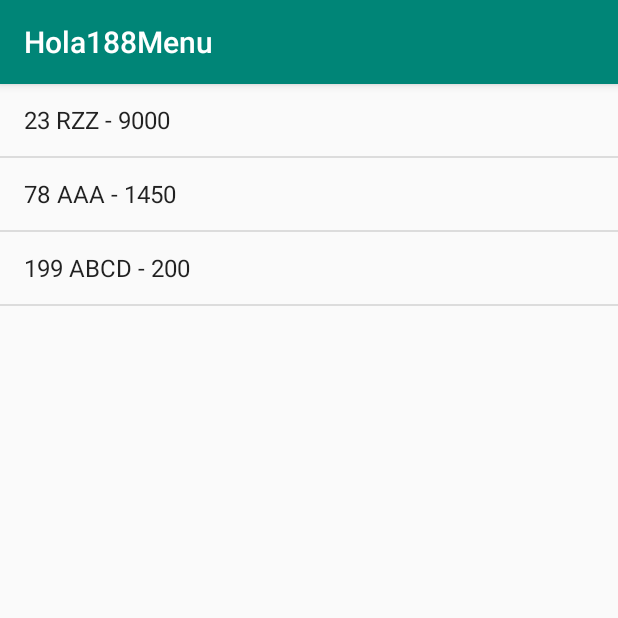
After one commit to zavaletamx/demojuegosdapps188, an Android app: the EjemploABCActivity screen opened directly, with no data from a screen before it, on a phone screen of 412 x 824 dp, the top half of it. The commit adds this screen. Run offline under Robolectric (Android 15) with nearby library versions, the phone set to English and light mode, and no system bars.

Commit message:
Ejemplo Base para eventos Click y Long Click

```diff
--- /dev/null
+++ b/app/src/main/java/mx/uteq/dapps/hola188menu/EjemploABCActivity.java
@@ -0,0 +1,95 @@
+package mx.uteq.dapps.hola188menu;
+
+import androidx.appcompat.app.AlertDialog;
+import androidx.appcompat.app.AppCompatActivity;
+import androidx.swiperefreshlayout.widget.SwipeRefreshLayout;
+
+import android.content.DialogInterface;
+import android.os.Bundle;
+import android.view.View;
+import android.widget.AdapterView;
+import android.widget.ArrayAdapter;
+import android.widget.ListView;
+import android.widget.Toast;
+
+import java.util.ArrayList;
+import java.util.List;
+
+public class EjemploABCActivity extends AppCompatActivity {
+
+    private List<String> contenidoLista;
+    private ListView lvABC;
+    private ArrayAdapter adaptador;
+    private SwipeRefreshLayout srlABC;
+
+    @Override
+    protected void onCreate(Bundle savedInstanceState) {
+        super.onCreate(savedInstanceState);
+        setContentView(R.layout.activity_ejemplo_a_b_c);
+
+        contenidoLista = new ArrayList();
+        lvABC = findViewById(R.id.lv_abc);
+        srlABC = findViewById(R.id.srl_abc);
+
+        contenidoLista.add("23 RZZ - 9000");
+        contenidoLista.add("78 AAA - 1450");
+        contenidoLista.add("199 ABCD - 200");
+
+        adaptador = new ArrayAdapter(
+                this,
+                android.R.layout.simple_list_item_1,
+                contenidoLista
+        );
+
+        lvABC.setAdapter(adaptador);
+
+        /*
+        Click
+         */
+        lvABC.setOnItemClickListener(new AdapterView.OnItemClickListener() {
+            @Override
+            public void onItemClick(AdapterView<?> parent, View view, int position, long id) {
+                String valorSeleccionado = lvABC.getItemAtPosition(position).toString();
+                //INDEXOF, regresa la pos de un caracter en una cadena de texto
+                //Toast.makeText(EjmploABCActivity.this, valorSeleccionado.indexOf(" ")+"", Toast.LENGTH_SHORT).show();
+
+                //substring, retorna una porción de un string en las coordenadas indicadas
+                String usuarioId = valorSeleccionado.substring(0,valorSeleccionado.indexOf(" "));
+                Toast.makeText(EjemploABCActivity.this, usuarioId, Toast.LENGTH_SHORT).show();
+
+                //A OTRA VENTANA PASANDO PUTEXTRA EL ID
+                //VOLLEY Y MOSTRAR EL MISMO FORMULARIO DE INSERTAR CON LOS VALORES
+
+            }
+        });
+
+        /*
+        LongClick
+         */
+        lvABC.setOnItemLongClickListener(new AdapterView.OnItemLongClickListener() {
+            @Override
+            public boolean onItemLongClick(AdapterView<?> parent, View view, int position, long id) {
+                String valorSeleccionado = lvABC.getItemAtPosition(position).toString();
+                String usuarioId = valorSeleccionado.substring(0,valorSeleccionado.indexOf(" "));
+                Toast.makeText(EjemploABCActivity.this, usuarioId, Toast.LENGTH_SHORT).show();
+
+                AlertDialog.Builder alert = new AlertDialog.Builder(EjemploABCActivity.this);
+                alert.setTitle("¡Hey!")
+                        .setMessage("¿Deseas eliminar a "+valorSeleccionado+"?")
+                        .setCancelable(false)
+                        .setIcon(android.R.drawable.ic_delete)
+                        .setPositiveButton("Si", new DialogInterface.OnClickListener() {
+                            @Override
+                            public void onClick(DialogInterface dialog, int which) {
+                                //IR A ELIMINAR PASANDO EL ID DEL USUARIO AL SERVICIO
+                            }
+                        })
+                        .setNegativeButton("NO", null)
+                        .show();
+
+                return  false;
+            }
+        });
+
+    }
+}
--- /dev/null
+++ b/app/src/main/res/layout/activity_ejemplo_a_b_c.xml
@@ -0,0 +1,15 @@
+<?xml version="1.0" encoding="utf-8"?>
+<androidx.swiperefreshlayout.widget.SwipeRefreshLayout xmlns:android="http://schemas.android.com/apk/res/android"
+    xmlns:app="http://schemas.android.com/apk/res-auto"
+    xmlns:tools="http://schemas.android.com/tools"
+    android:layout_width="match_parent"
+    android:layout_height="match_parent"
+    tools:context=".EjemploABCActivity"
+    android:id="@+id/srl_abc">
+
+    <ListView
+        android:layout_width="match_parent"
+        android:layout_height="wrap_content"
+        android:id="@+id/lv_abc"/>
+
+</androidx.swiperefreshlayout.widget.SwipeRefreshLayout>
--- a/build.gradle
+++ b/build.gradle
@@ -7,7 +7,7 @@ buildscript {
 
     }
     dependencies {
-        classpath 'com.android.tools.build:gradle:3.6.1'
+        classpath 'com.android.tools.build:gradle:3.6.2'
 
         // NOTE: Do not place your application dependencies here; they belong
         // in the individual module build.gradle files
```
Also changed, not shown: app/src/main/AndroidManifest.xml (+16 -9 lines), app/src/main/java/mx/uteq/dapps/hola188menu/RegistroWsActivity.java (+7 -6 lines).
